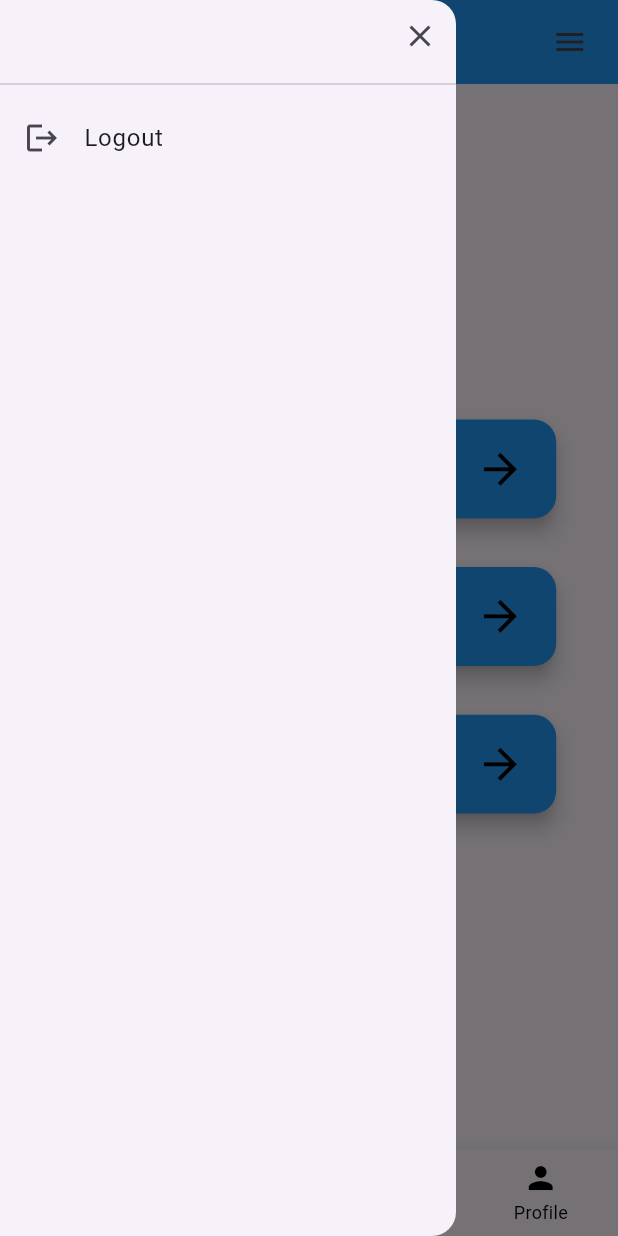
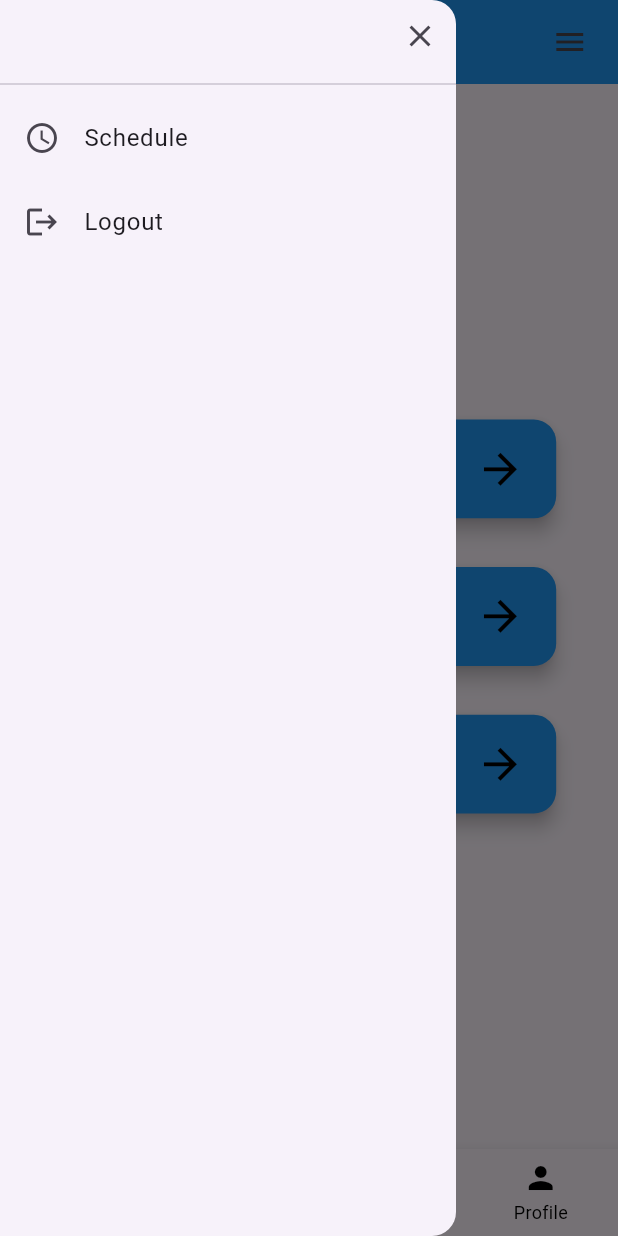
Before and after one commit to Malbus448/protocol_app, a Flutter app: the screen it shows after launch, with the side drawer open, on a phone screen of 412 x 824 dp. Run offline on Flutter 3.47's test engine with Material 3 defaults, Android fonts, the phone set to English and light mode, and no system bars; our stand-ins replace csv, firebase_auth, firebase_core, flutter_svg; accounts and stored records are empty.

Commit message:
chanegd the drawer on the home page to a widget to call on home page instead. added a schedule button on the drawer that navigates to the new schedule.dart page

```diff
--- a/lib/app.dart
+++ b/lib/app.dart
@@ -10,6 +10,7 @@ import 'pages/login_page.dart';
 import 'pages/uploads.dart';
 import 'pages/contact.dart';
 import 'pages/building.dart';
+import 'pages/schedule.dart';
 
 class MyApp extends StatelessWidget {
   const MyApp({super.key});
@@ -34,7 +35,7 @@ class MyApp extends StatelessWidget {
         '/contacts_page': (context) => const ContactsPage(),
         '/listviewpage': (context) => const ListViewPage(),
         '/monograph_display_page': (context) => const MonographDisplayPage(),
-
+        '/schedule_page': (context) => const SchedulePage(),
 
       },
     );
--- a/lib/pages/building.dart
+++ b/lib/pages/building.dart
@@ -9,6 +9,7 @@ class ScreenUtils {
   static double height(BuildContext context, double fraction) {
     return MediaQuery.of(context).size.height * fraction;
   }
+
 
   static double fontSize(BuildContext context, double fraction) {
     return MediaQuery.of(context).size.height * fraction;
--- a/lib/pages/home.dart
+++ b/lib/pages/home.dart
@@ -3,6 +3,7 @@ import 'package:csv/csv.dart';
 import 'package:flutter/services.dart' show rootBundle;
 import '../widgets/main_nav_button.dart';
 import '../widgets/bottom_nav_bar.dart';
+import '../widgets/app_drawer.dart';
 import '../utils/screen_utils.dart';
 import 'package:firebase_auth/firebase_auth.dart';
 
@@ -31,30 +32,7 @@ class HomePageState extends State<HomePage> {
   Widget build(BuildContext context) {
     return Scaffold(
       key: _scaffoldKey,
-      drawer: Drawer(
-        child: SafeArea(
-          child: Column(
-            crossAxisAlignment: CrossAxisAlignment.stretch,
-            children: [
-              Align(
-                alignment: Alignment.topRight,
-                child: IconButton(
-                  icon: const Icon(Icons.close),
-                  onPressed: () {
-                    Navigator.of(context).pop();
-                  },
-                ),
-              ),
-              const Divider(),
-              ListTile(
-                leading: const Icon(Icons.logout),
-                title: const Text('Logout'),
-                onTap: _logout,
-              ),
-            ],
-          ),
-        ),
-      ),
+      drawer: AppDrawer(onLogout: _logout),
       appBar: AppBar(
         automaticallyImplyLeading: false,
         title: const Text(
--- /dev/null
+++ b/lib/widgets/app_drawer.dart
@@ -0,0 +1,43 @@
+import 'package:flutter/material.dart';
+
+class AppDrawer extends StatelessWidget {
+  final VoidCallback onLogout;
+
+  const AppDrawer({super.key, required this.onLogout});
+
+  @override
+  Widget build(BuildContext context) {
+    return Drawer(
+      child: SafeArea(
+        child: Column(
+          crossAxisAlignment: CrossAxisAlignment.stretch,
+          children: [
+            Align(
+              alignment: Alignment.topRight,
+              child: IconButton(
+                icon: const Icon(Icons.close),
+                onPressed: () {
+                  Navigator.of(context).pop();
+                },
+              ),
+            ),
+            const Divider(),
+            ListTile(
+              leading: const Icon(Icons.schedule),
+              title: const Text('Schedule'),
+              onTap: () {
+                Navigator.of(context).pop(); // close drawer
+                Navigator.pushNamed(context, '/schedule_page');
+              },
+            ),
+            ListTile(
+              leading: const Icon(Icons.logout),
+              title: const Text('Logout'),
+              onTap: onLogout,
+            ),
+          ],
+        ),
+      ),
+    );
+  }
+}
```
Also changed, not shown: lib/pages/schedule.dart (added, +19 -0 lines).
